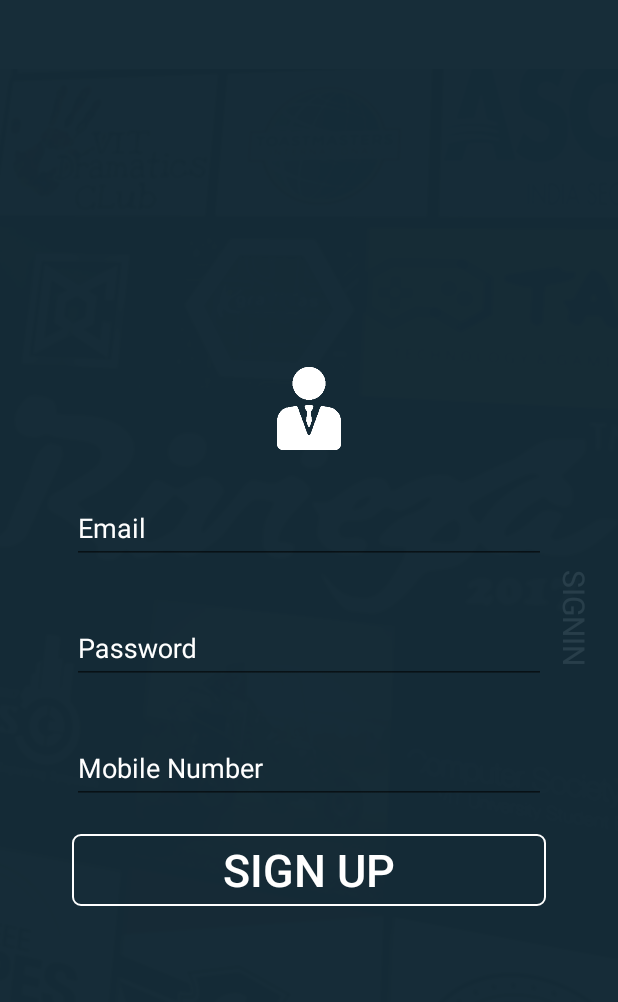
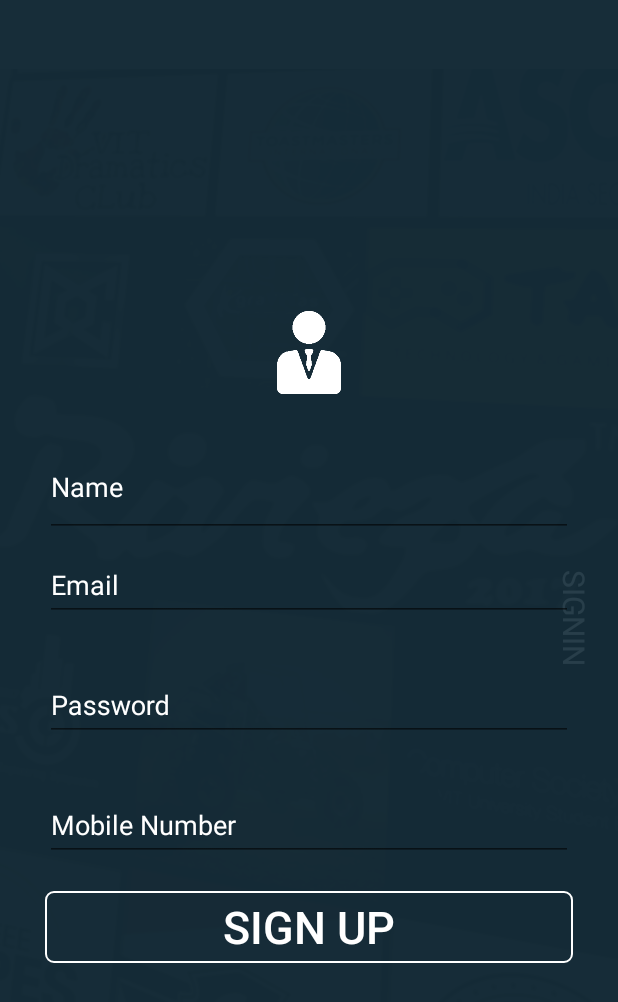
Before and after one commit to shreyansh3010/VItwale, an Android app: the SignUpSignIn screen opened directly, with no data from a screen before it, on a phone screen of 412 x 824 dp. Shown: the top 1002 px of the screen. Run offline under Robolectric (Android 15) with nearby library versions, the phone set to English and light mode, and no system bars; our stand-ins replace Firebase (no records; nobody signed in at launch, a user with empty details on screens opened directly); libraries missing offline, so code that uses them is left out: android.support.percent, com.stephentuso.welcome; plain views replace PercentRelativeLayout; 8 statements that could not run were skipped.

Commit message:
Add name field to the sign up form and display name on the Nav_head.

```diff
--- a/app/src/main/java/com/vitwale/vitwale/SignUpSignIn/SignUpSignIn.java
+++ b/app/src/main/java/com/vitwale/vitwale/SignUpSignIn/SignUpSignIn.java
@@ -40,8 +40,8 @@ public class SignUpSignIn extends AppCompatActivity {
     private Button btnSignup;
     private Button btnSignin;
     private WelcomeHelper welcomeScreen;
-    private TextView memailSignup, mPasswordSignup, mMobileSignup;
-    private TextView memailSignin, mPasswordSignin, mMobileSignin;
+    private TextView memailSignup, mPasswordSignup, mMobileSignup, mNameSignUp;
+    private TextView memailSignin, mPasswordSignin;
     private FirebaseAuth mAuth;
     private ProgressDialog mProgressDialog;
     private DatabaseReference mDatabase;
@@ -59,6 +59,7 @@ public class SignUpSignIn extends AppCompatActivity {
         tvSignupInvoker = (TextView) findViewById(R.id.tvSignupInvoker);
         tvSigninInvoker = (TextView) findViewById(R.id.tvSigninInvoker);
 
+        mNameSignUp = (TextView) findViewById(R.id.name_signup_field);
         memailSignup = (TextView) findViewById(R.id.email_signup_field);
         mPasswordSignup = (TextView) findViewById(R.id.password_signup_field);
         mMobileSignup = (TextView) findViewById(R.id.mobile_signup_filed);
@@ -159,7 +160,7 @@ public class SignUpSignIn extends AppCompatActivity {
         final String mobile = mMobileSignup.getText().toString().trim();
         final String email = memailSignup.getText().toString().trim();
         final String password = mPasswordSignup.getText().toString().trim();
-
+        final String name = mNameSignUp.getText().toString().trim();
         if(!TextUtils.isEmpty(mobile) && !TextUtils.isEmpty(email) && !TextUtils.isEmpty(password)){
 
             mProgressDialog.setMessage("Sigining up...");
@@ -171,6 +172,7 @@ public class SignUpSignIn extends AppCompatActivity {
                     if(task.isSuccessful()){
                         String user_id = mAuth.getCurrentUser().getUid();
                         DatabaseReference current_user_db = mDatabase.child(user_id);
+                        current_user_db.child("name").setValue(name);
                         current_user_db.child("mobile").setValue(mobile);
                         current_user_db.child("email").setValue(email);
                         current_user_db.child("password").setValue(password);
--- a/app/src/main/res/layout/layout_signup.xml
+++ b/app/src/main/res/layout/layout_signup.xml
@@ -5,7 +5,7 @@
     android:background="@color/colorAccentTrans"
     android:gravity="center"
     android:orientation="vertical"
-    android:padding="48dp">
+    android:padding="30dp">
 
 
     <ImageView
@@ -13,7 +13,24 @@
         android:layout_width="100dp"
         android:layout_height="75dp"
         android:paddingBottom="20dp"
-        android:src="@drawable/login" />
+        android:src="@drawable/login"
+        android:id="@+id/imageView2" />
+
+    <android.support.design.widget.TextInputLayout
+        android:layout_width="match_parent"
+        android:layout_height="wrap_content"
+        android:textColorHint="#FFF">
+
+        <android.support.design.widget.TextInputEditText
+            android:layout_width="match_parent"
+            android:layout_height="wrap_content"
+            android:inputType="textPersonName"
+            android:hint="Name"
+            android:id="@+id/name_signup_field"
+            android:textColor="#FFFFFF"
+            android:paddingTop="20dp"
+            android:paddingBottom="20dp" />
+    </android.support.design.widget.TextInputLayout>
 
     <android.support.design.widget.TextInputLayout
         android:layout_width="match_parent"
--- a/app/src/main/res/layout/nav_header_navigation_drawer.xml
+++ b/app/src/main/res/layout/nav_header_navigation_drawer.xml
@@ -3,7 +3,7 @@
     xmlns:app="http://schemas.android.com/apk/res-auto"
     android:layout_width="match_parent"
     android:layout_height="@dimen/nav_header_height"
-    android:background="@drawable/side_nav_bar"
+    android:background="@color/colorPrimaryDark"
     android:gravity="bottom"
     android:orientation="vertical"
     android:paddingBottom="@dimen/activity_vertical_margin"
@@ -30,7 +30,7 @@
         android:textAppearance="@style/TextAppearance.AppCompat.Body1" />
 
     <TextView
-        android:id="@+id/textView"
+        android:id="@+id/profileEmail"
         android:layout_width="wrap_content"
         android:layout_height="wrap_content"
         android:text="android.studio@android.com" />
```
Also changed, not shown: app/src/main/java/com/vitwale/vitwale/MainActivity.java (+25 -1 lines).
